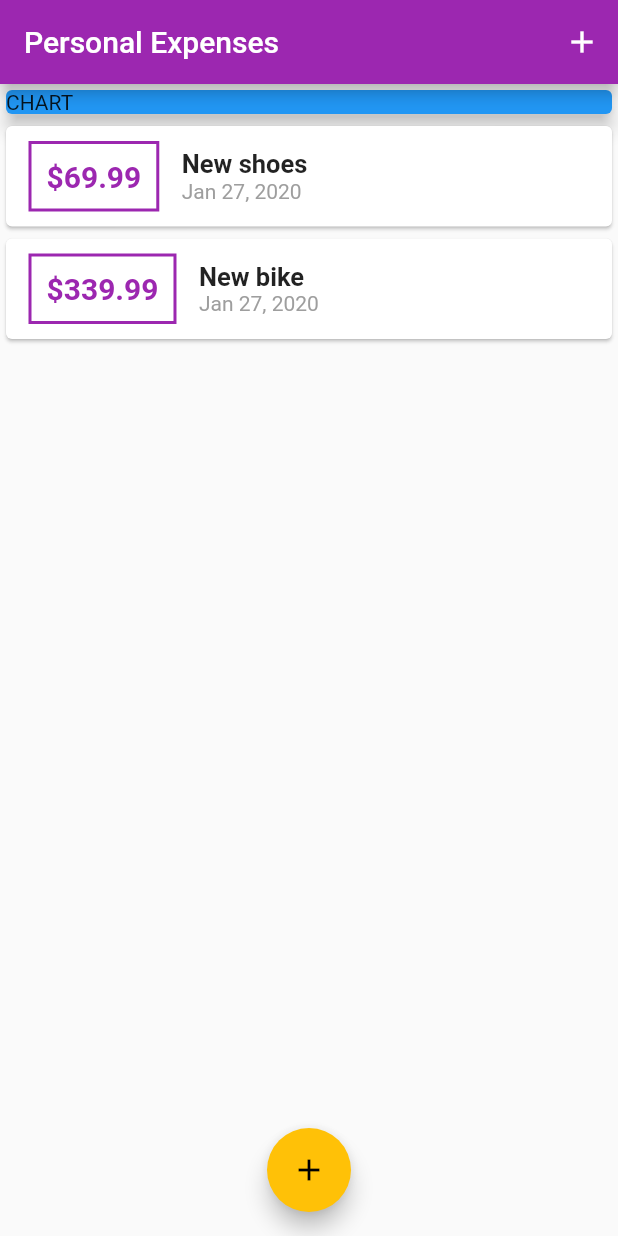
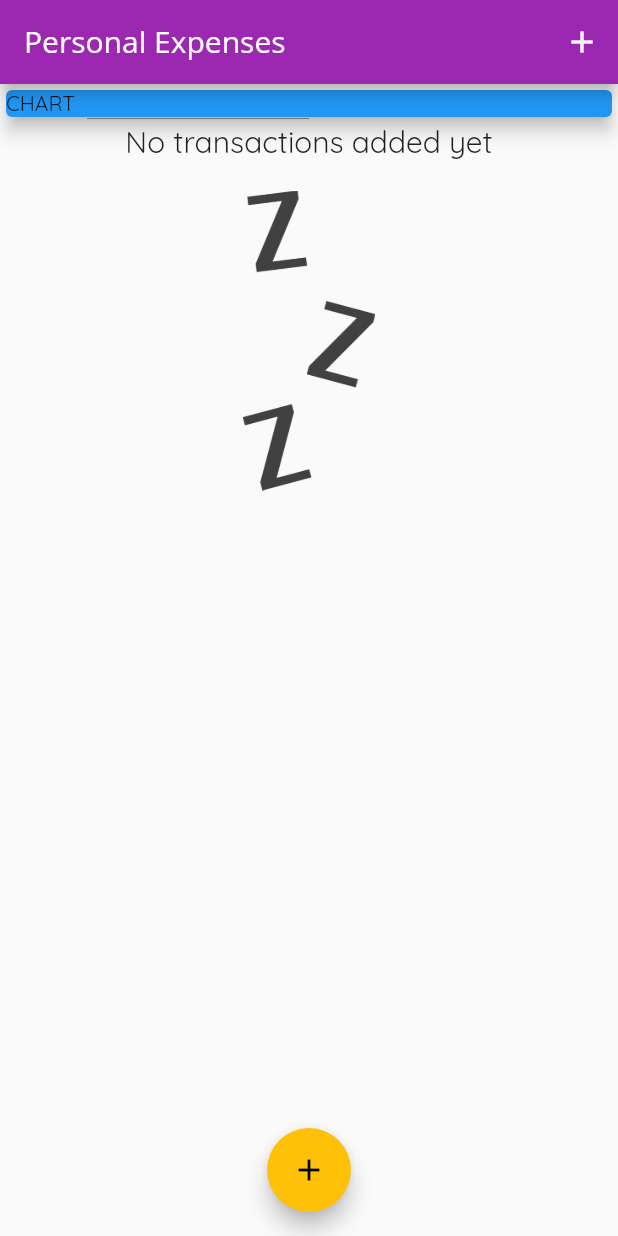
Before and after one commit to kamgolabek/Expense_App, a Flutter app: the screen it shows after launch, on a phone screen of 412 x 824 dp. Run offline on Flutter 3.47's test engine with Material 2 defaults, Android fonts, the phone set to English and light mode, and no system bars.

Commit message:
images & fonts - Assets

```diff
--- a/lib/main.dart
+++ b/lib/main.dart
@@ -13,9 +13,16 @@
     return MaterialApp(
       title: 'Personal Expenses',
       theme: ThemeData(
-        primarySwatch: Colors.purple,
-        accentColor: Colors.amber,
-      ),
+          primarySwatch: Colors.purple,
+          accentColor: Colors.amber,
+          fontFamily: 'Quicksand',
+          appBarTheme: AppBarTheme(
+            textTheme: ThemeData.light().textTheme.copyWith(
+                    title: TextStyle(
+                  fontFamily: 'OpenSans',
+                  fontSize: 20,
+                )),
+          )),
       home: MyHomePage(),
     );
   }
@@ -47,18 +54,18 @@
   }
 
   final List<Transaction> _userTransactions = [
-    Transaction(
-      id: '1',
-      title: 'New shoes',
-      amount: 69.99,
-      date: DateTime.now(),
-    ),
-    Transaction(
-      id: '2',
-      title: 'New bike',
-      amount: 339.99,
-      date: DateTime.now(),
-    ),
+    // Transaction(
+    //   id: '1',
+    //   title: 'New shoes',
+    //   amount: 69.99,
+    //   date: DateTime.now(),
+    // ),
+    // Transaction(
+    //   id: '2',
+    //   title: 'New bike',
+    //   amount: 339.99,
+    //   date: DateTime.now(),
+    // ),
   ];
 
   void _addNewTransaction(String txTitle, double txAmount) {
@@ -78,7 +85,11 @@
   Widget build(BuildContext context) {
     return Scaffold(
       appBar: AppBar(
-        title: Text('Personal Expenses'),
+        title: Text(
+          'Personal Expenses',
+          style: TextStyle(fontFamily: 'OpenSans'),
+
+        ),
         actions: <Widget>[
           IconButton(
             icon: Icon(Icons.add),
--- a/lib/widgets/transaction_list.dart
+++ b/lib/widgets/transaction_list.dart
@@ -11,13 +11,32 @@
   Widget build(BuildContext context) {
     return Container(
       height: 300,
-      child: ListView.builder(
+      child: transactions.isEmpty
+          ? Column(
+              children: <Widget>[
+                Text(
+                  'No transactions added yet',
+                  style: Theme.of(context).textTheme.title,
+                ),
+                SizedBox(
+                  height: 20,
+                ),
+                Container(
+                    height: 200,
+                    child: Image.asset(
+                      'assets/images/waiting.png',
+                      fit: BoxFit.cover,
+                    )),
+              ],
+            )
+          : ListView.builder(
               itemBuilder: (ctx, idx) {
                 return Card(
                   child: Row(
                     children: <Widget>[
                       Container(
-                  margin: EdgeInsets.symmetric(vertical: 10, horizontal: 15),
+                        margin:
+                            EdgeInsets.symmetric(vertical: 10, horizontal: 15),
                         decoration: BoxDecoration(
                             border: Border.all(
                           color: Theme.of(context).primaryColor,
@@ -38,12 +57,10 @@
                         children: <Widget>[
                           Text(
                             transactions[idx].title,
-                      style: TextStyle(
-                        fontWeight: FontWeight.bold,
-                        fontSize: 17,
+                            style: Theme.of(context).textTheme.title,
                           ),
-                    ),
-                    Text(DateFormat.yMMMd().format(transactions[idx].date),
+                          Text(
+                              DateFormat.yMMMd().format(transactions[idx].date),
                               style: TextStyle(
                                 color: Colors.grey,
                               ))
```
Also changed, not shown: pubspec.yaml (+13 -8 lines), assets/fonts/OpenSans-Bold.ttf (added), assets/fonts/OpenSans-Regular.ttf (added), assets/fonts/Quicksand-Bold.ttf (added), assets/fonts/Quicksand-Light.ttf (added), assets/fonts/Quicksand-Medium.ttf (added), assets/fonts/Quicksand-Regular.ttf (added), assets/images/waiting.png (added). Lines whose indentation alone changed are shown as unchanged.
